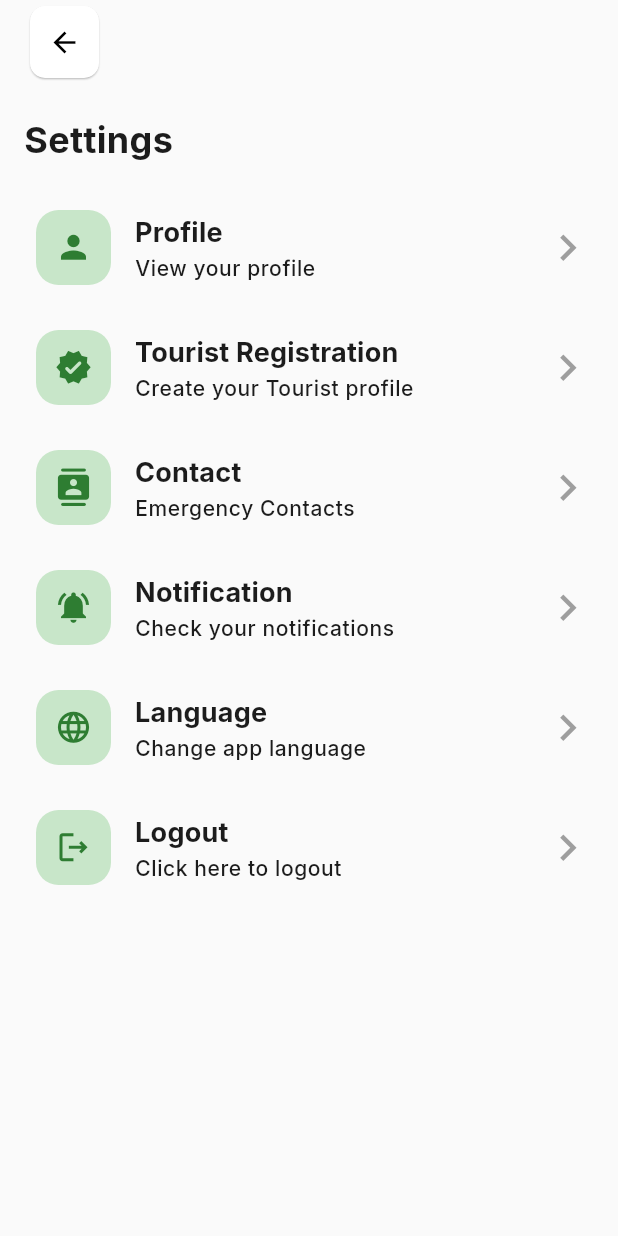
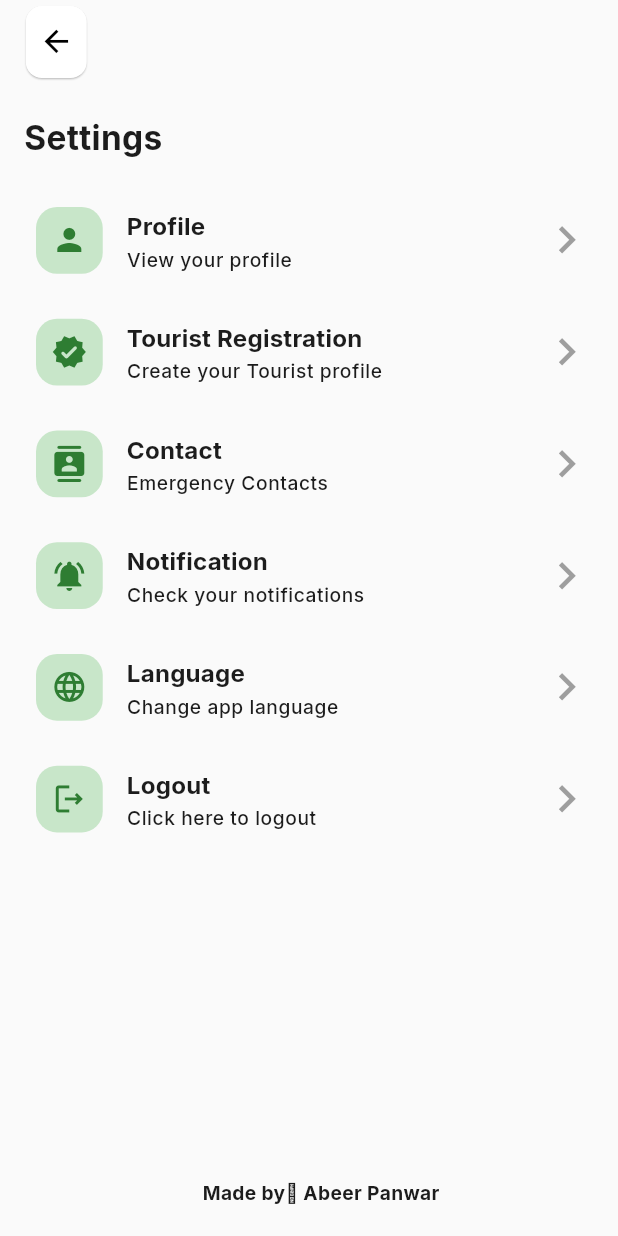
Before and after one commit to AbeerPanwar/guardwell, a Flutter app: the SettingsScreen screen opened directly, on a phone screen of 412 x 824 dp. Run offline on Flutter 3.47's test engine with Material 3 defaults, Android fonts, the phone set to English and light mode, and no system bars; our stand-ins replace easy_localization, equatable, flutter_bloc, flutter_contacts, flutter_dotenv, flutter_secure_storage and 8 more; accounts and stored records are empty; network calls fail.

Commit message:
made settings page responsive

```diff
--- a/lib/presentation/screens/home_screen.dart
+++ b/lib/presentation/screens/home_screen.dart
@@ -511,6 +511,7 @@ class _HomeScreenState extends State<HomeScreen> {
                                   child: Icon(
                                     Icons.my_location,
                                     color: Colors.grey.shade900,
+                                    size: 20,
                                   ),
                                 ),
                               ),
--- a/lib/presentation/screens/settings/settings_screen.dart
+++ b/lib/presentation/screens/settings/settings_screen.dart
@@ -19,19 +19,28 @@ class SettingsScreen extends StatefulWidget {
 class _SettingsScreenState extends State<SettingsScreen> {
   @override
   Widget build(BuildContext context) {
+    final Size screenSize = MediaQuery.of(context).size;
+    final double screenWidth = screenSize.width;
+    final double screenheight = screenSize.height;
     return Scaffold(
       appBar: AppBar(
-        leadingWidth: 70,
+        leadingWidth: screenheight * 0.075,
         leading: Padding(
-          padding: const EdgeInsets.only(left: 16),
+          padding: EdgeInsets.only(left: screenheight * 0.016),
           child: Card(
             color: Colors.white,
             shape: RoundedRectangleBorder(
-              borderRadius: BorderRadiusGeometry.all(Radius.circular(10)),
+              borderRadius: BorderRadiusGeometry.all(
+                Radius.circular(screenheight * 0.013),
+              ),
             ),
             elevation: 0.5,
             child: IconButton(
-              icon: const Icon(Icons.arrow_back, color: Colors.black, size: 22),
+              icon: Icon(
+                Icons.arrow_back,
+                color: Colors.black,
+                size: screenWidth * 0.057,
+              ),
               onPressed: () => Navigator.pop(context),
             ),
           ),
@@ -42,11 +51,17 @@ class _SettingsScreenState extends State<SettingsScreen> {
       body: Padding(
         padding: const EdgeInsets.only(left: 16, top: 20),
         child: Column(
+          mainAxisAlignment: MainAxisAlignment.spaceBetween,
+          children: [
+            Column(
               crossAxisAlignment: CrossAxisAlignment.start,
               children: [
                 Text(
                   'settings'.tr(),
-              style: TextStyle(fontWeight: FontWeight.w700, fontSize: 24),
+                  style: TextStyle(
+                    fontWeight: FontWeight.w700,
+                    fontSize: screenheight * 0.027,
+                  ),
                 ),
                 SizedBox(height: 30),
                 SettingsTile(
@@ -55,7 +70,9 @@ class _SettingsScreenState extends State<SettingsScreen> {
                   subtitle: 'update_profile_sub'.tr(),
                   onTap: () {
                     Navigator.of(context).push(
-                  MaterialPageRoute(builder: (context) => const ProfilePage()),
+                      MaterialPageRoute(
+                        builder: (context) => const ProfilePage(),
+                      ),
                     );
                   },
                 ),
@@ -131,6 +148,18 @@ class _SettingsScreenState extends State<SettingsScreen> {
                 ),
               ],
             ),
+            Padding(
+              padding: const EdgeInsets.all(20),
+              child: Text(
+                'Made by⁓ Abeer Panwar',
+                style: TextStyle(
+                  fontWeight: FontWeight.bold,
+                  fontSize: screenheight * 0.0155,
+                ),
+              ),
+            ),
+          ],
+        ),
       ),
     );
   }
--- a/lib/presentation/widgets/settings_tile.dart
+++ b/lib/presentation/widgets/settings_tile.dart
@@ -16,24 +16,31 @@ class SettingsTile extends StatelessWidget {
 
   @override
   Widget build(BuildContext context) {
+    final Size screenSize = MediaQuery.of(context).size;
+    final double screenWidth = screenSize.width;
+    final double screenheight = screenSize.height;
     final theme = Theme.of(context);
 
     return InkWell(
       onTap: onTap,
       borderRadius: BorderRadius.circular(12),
       child: Padding(
-        padding: const EdgeInsets.symmetric(horizontal: 8,),
+        padding: const EdgeInsets.symmetric(horizontal: 8),
         child: Row(
           children: [
             Container(
-              height: 50,
-              width: 50,
-              padding: const EdgeInsets.all(10),
+              height: screenheight * 0.054,
+              width: screenheight * 0.054,
+              padding: EdgeInsets.all(screenheight * 0.012),
               decoration: BoxDecoration(
                 color: Colors.green.shade100,
-                borderRadius: BorderRadius.circular(15),
+                borderRadius: BorderRadius.circular(screenheight * 0.017),
               ),
-              child: Icon(icon, color: Colors.green.shade800, size: 25),
+              child: Icon(
+                icon,
+                color: Colors.green.shade800,
+                size: screenWidth * 0.0585,
+              ),
             ),
             const SizedBox(width: 16),
             Expanded(
@@ -43,22 +50,29 @@ class SettingsTile extends StatelessWidget {
                   Text(
                     title,
                     style: theme.textTheme.titleMedium?.copyWith(
-                      fontWeight: FontWeight.bold, fontSize: 18,
+                      fontWeight: FontWeight.bold,
+                      fontSize: screenheight * 0.0195,
                     ),
                   ),
                   const SizedBox(height: 2),
                   Text(
                     subtitle,
                     style: theme.textTheme.bodySmall?.copyWith(
-                      color: theme.colorScheme.onSurface, fontWeight: FontWeight.w500,fontSize: 14,
+                      color: theme.colorScheme.onSurface,
+                      fontWeight: FontWeight.w500,
+                      fontSize: screenheight * 0.0155,
                     ),
                   ),
                 ],
               ),
             ),
             Padding(
-              padding: const EdgeInsets.only(right: 8,),
-              child: const Icon(Icons.chevron_right, color: Colors.grey, size: 35,),
+              padding: const EdgeInsets.only(right: 8),
+              child: Icon(
+                Icons.chevron_right,
+                color: Colors.grey,
+                size: screenWidth * 0.088,
+              ),
             ),
           ],
         ),
```
Lines whose indentation alone changed are shown as unchanged.
